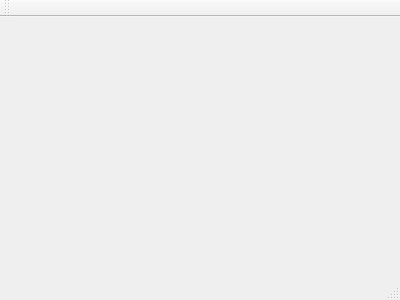
This is BulkClub/loginwindow.ui in nealhitzfield/Bulk-Club as Qt 5 draws it before an edit. The edited form follows.
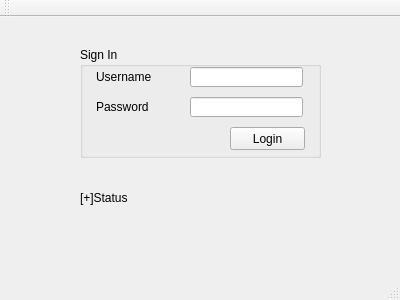
This is the edited form.

Commit message: Added login page and database file

The edit to the form file:
```diff
--- a/BulkClub/loginwindow.ui
+++ b/BulkClub/loginwindow.ui
@@ -12,13 +12,117 @@
   <property name="windowTitle" >
    <string>LoginWindow</string>
   </property>
-  <widget class="QMenuBar" name="menuBar" />
-  <widget class="QToolBar" name="mainToolBar" />
-  <widget class="QWidget" name="centralWidget" />
-  <widget class="QStatusBar" name="statusBar" />
+  <widget class="QWidget" name="centralWidget">
+   <widget class="QLabel" name="label_status">
+    <property name="geometry">
+     <rect>
+      <x>80</x>
+      <y>170</y>
+      <width>81</width>
+      <height>21</height>
+     </rect>
+    </property>
+    <property name="text">
+     <string>[+]Status</string>
+    </property>
+   </widget>
+   <widget class="QGroupBox" name="groupBox">
+    <property name="geometry">
+     <rect>
+      <x>80</x>
+      <y>30</y>
+      <width>241</width>
+      <height>111</height>
+     </rect>
+    </property>
+    <property name="title">
+     <string>Sign In</string>
+    </property>
+    <widget class="QPushButton" name="pushButton">
+     <property name="geometry">
+      <rect>
+       <x>150</x>
+       <y>80</y>
+       <width>75</width>
+       <height>23</height>
+      </rect>
+     </property>
+     <property name="text">
+      <string>Login</string>
+     </property>
+    </widget>
+    <widget class="QLineEdit" name="lineEdit_username">
+     <property name="geometry">
+      <rect>
+       <x>110</x>
+       <y>20</y>
+       <width>113</width>
+       <height>20</height>
+      </rect>
+     </property>
+    </widget>
+    <widget class="QLineEdit" name="lineEdit_password">
+     <property name="geometry">
+      <rect>
+       <x>110</x>
+       <y>50</y>
+       <width>113</width>
+       <height>20</height>
+      </rect>
+     </property>
+     <property name="echoMode">
+      <enum>QLineEdit::Password</enum>
+     </property>
+    </widget>
+    <widget class="QLabel" name="label_2">
+     <property name="geometry">
+      <rect>
+       <x>16</x>
+       <y>20</y>
+       <width>61</width>
+       <height>20</height>
+      </rect>
+     </property>
+     <property name="text">
+      <string>Username</string>
+     </property>
+    </widget>
+    <widget class="QLabel" name="label_3">
+     <property name="geometry">
+      <rect>
+       <x>16</x>
+       <y>50</y>
+       <width>61</width>
+       <height>20</height>
+      </rect>
+     </property>
+     <property name="text">
+      <string>Password</string>
+     </property>
+    </widget>
+   </widget>
+  </widget>
+  <widget class="QMenuBar" name="menuBar">
+   <property name="geometry">
+    <rect>
+     <x>0</x>
+     <y>0</y>
+     <width>400</width>
+     <height>21</height>
+    </rect>
+   </property>
+  </widget>
+  <widget class="QToolBar" name="mainToolBar">
+   <attribute name="toolBarArea">
+    <enum>TopToolBarArea</enum>
+   </attribute>
+   <attribute name="toolBarBreak">
+    <bool>false</bool>
+   </attribute>
+  </widget>
+  <widget class="QStatusBar" name="statusBar"/>
  </widget>
- <layoutDefault spacing="6" margin="11" />
- <pixmapfunction></pixmapfunction>
+ <layoutdefault spacing="6" margin="11"/>
  <resources/>
  <connections/>
 </ui>
```
Left out of the diff: 7 changed lines with no effect on the pictures. The commit also changes 35 other files.
